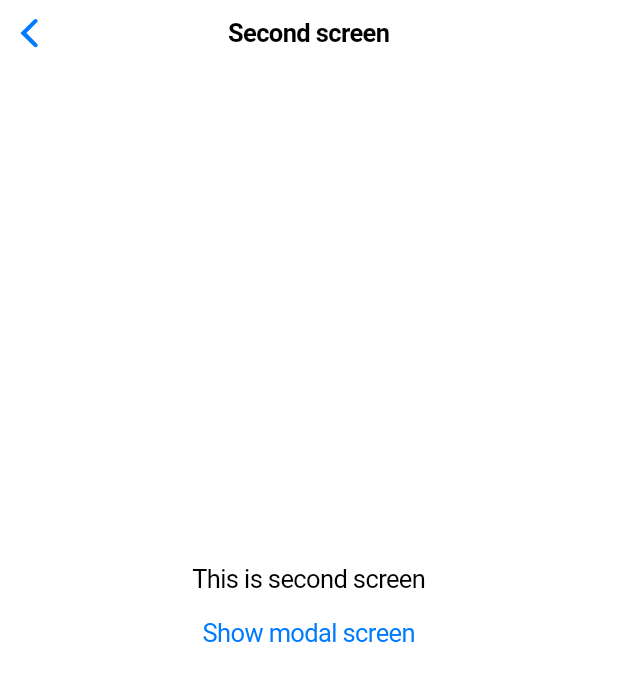
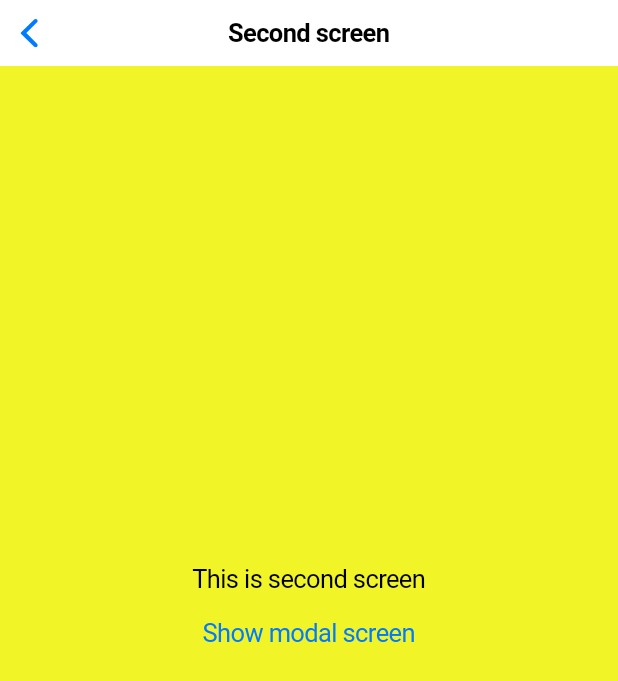
Before and after one commit to ShinyParadise/flutter-test-app, a Flutter app: the SecondScreen screen opened directly, on a phone screen of 412 x 824 dp. Shown: the top 681 px of the screen. Run offline on Flutter 3.47's test engine with Material 2 defaults, Android fonts, the phone set to English and light mode, and no system bars; our stand-ins replace modal_bottom_sheet, webview_flutter.

Commit message:
ios-like animations enabled

```diff
--- a/lib/main.dart
+++ b/lib/main.dart
@@ -26,7 +26,6 @@ class MyHomePage extends StatelessWidget {
   Widget build(BuildContext context) {
     return CupertinoPageScaffold(
       navigationBar: CupertinoNavigationBar(
-        transitionBetweenRoutes: false,
         middle: Text(title),
       ),
       child: Center(
@@ -39,7 +38,7 @@ class MyHomePage extends StatelessWidget {
             CupertinoButton(
                 onPressed: () {
                   Navigator.push(context,
-                      MaterialWithModalsPageRoute(builder: (context) {
+                      CupertinoPageRoute(builder: (context) {
                     return const SecondScreen(title: 'Second screen');
                   }));
                 },
--- a/lib/second_screen.dart
+++ b/lib/second_screen.dart
@@ -17,9 +17,10 @@ class _SecondScreenState extends State<SecondScreen> {
   Widget build(BuildContext context) {
     return CupertinoPageScaffold(
       navigationBar: CupertinoNavigationBar(
-        transitionBetweenRoutes: false,
         middle: Text(widget.title),
       ),
+      child: Container(
+        color: const Color.fromARGB(255, 241, 245, 39),
         child: Center(
           child: Column(
             mainAxisAlignment: MainAxisAlignment.center,
@@ -39,6 +40,7 @@ class _SecondScreenState extends State<SecondScreen> {
             ],
           ),
         ),
+      ),
     );
   }
 }
```
Lines whose indentation alone changed are shown as unchanged.
